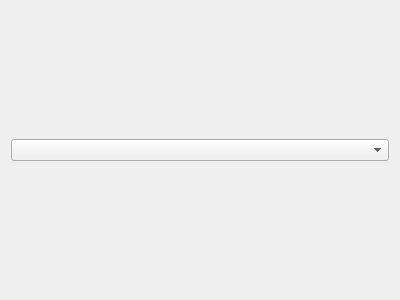
Above: src/ui/reoshydraulicnetworkwidget.ui from vcloarec/ReosProject before the change. Below: the same form after it.
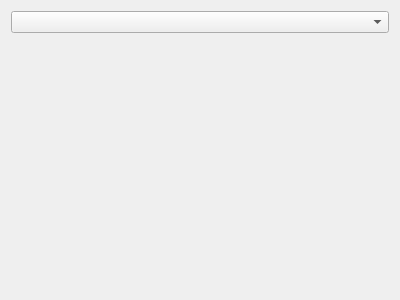
That is the form after the change.

```diff
--- a/src/ui/reoshydraulicnetworkwidget.ui
+++ b/src/ui/reoshydraulicnetworkwidget.ui
@@ -17,6 +17,19 @@
    <item>
     <widget class="QComboBox" name="comboBoxMeteo"/>
    </item>
+   <item>
+    <spacer name="verticalSpacer">
+     <property name="orientation">
+      <enum>Qt::Vertical</enum>
+     </property>
+     <property name="sizeHint" stdset="0">
+      <size>
+       <width>20</width>
+       <height>40</height>
+      </size>
+     </property>
+    </spacer>
+   </item>
   </layout>
  </widget>
  <resources/>
```
Left out of the diff: 2 changed lines with no effect on the pictures.
